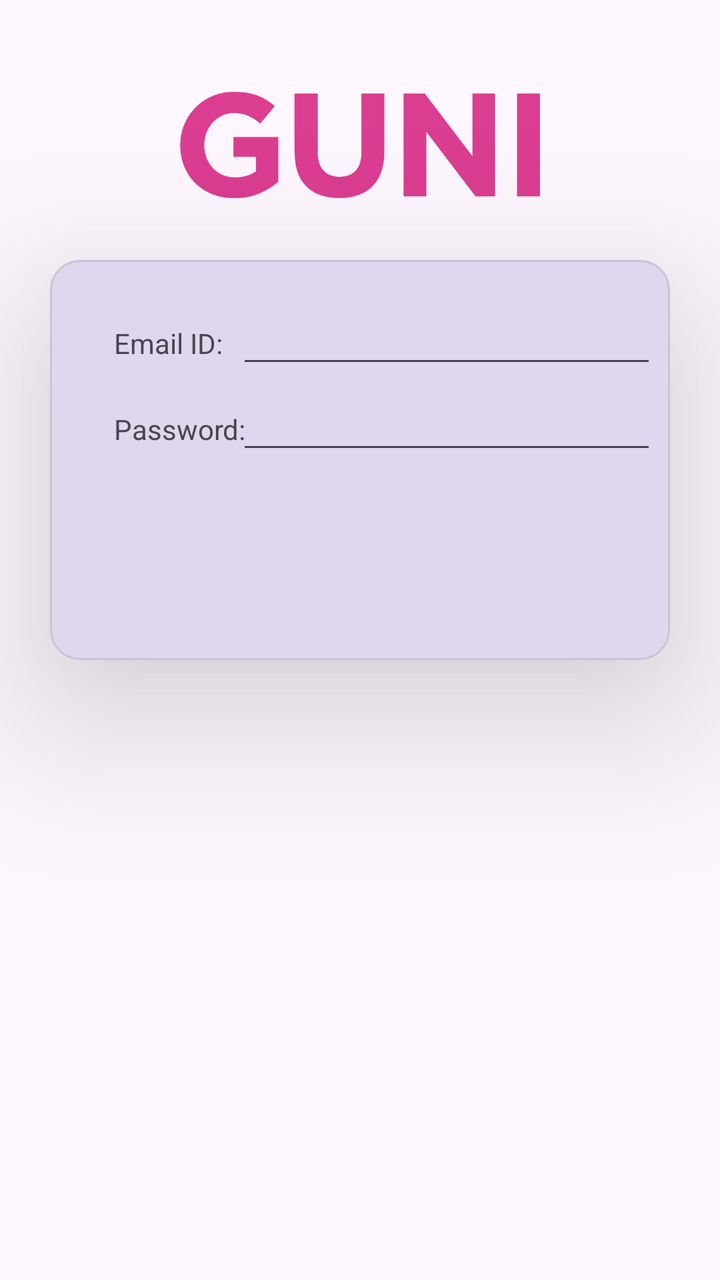
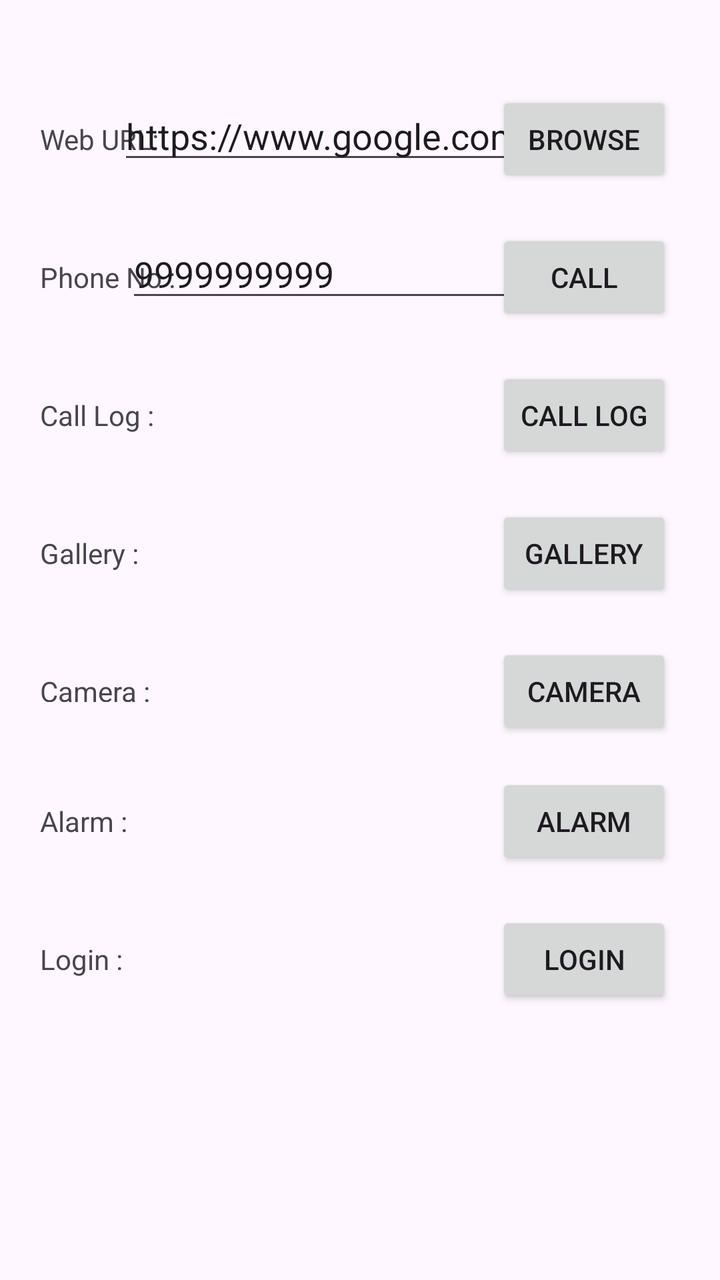

Compare the two renders of this Android layout. The source of the first and the diff that turns it into the second are given below.
<!-- AndroidManifest.xml: application theme Theme._24012011147_Practical3 -->
<!-- res/layout/activity_main.xml -->
<?xml version="1.0" encoding="utf-8"?>
<androidx.constraintlayout.widget.ConstraintLayout xmlns:android="http://schemas.android.com/apk/res/android"
    xmlns:app="http://schemas.android.com/apk/res-auto"
    xmlns:tools="http://schemas.android.com/tools"
    android:id="@+id/main"
    android:layout_width="match_parent"
    android:layout_height="match_parent"
    tools:context=".MainActivity">


    <ImageView
        android:id="@+id/imageView"
        android:layout_width="match_parent"
        android:layout_height="130dp"
        app:layout_constraintTop_toTopOf="parent"
        app:srcCompat="@drawable/guni_pink_logo" />

    <com.google.android.material.card.MaterialCardView
        android:layout_width="match_parent"
        android:layout_height="200dp"
        app:layout_constraintTop_toBottomOf="@id/imageView"
        app:cardElevation="50dp"
        android:layout_marginHorizontal="25dp"
        app:cardCornerRadius="15dp">
        <androidx.constraintlayout.widget.ConstraintLayout
            android:layout_width="match_parent"
            android:layout_height="match_parent">

            <TextView
                android:id="@+id/textView6"
                android:layout_width="wrap_content"
                android:layout_height="wrap_content"
                android:layout_marginStart="32dp"
                android:layout_marginTop="32dp"
                android:text="Email ID:"
                app:layout_constraintStart_toStartOf="parent"
                app:layout_constraintTop_toTopOf="parent" />

            <TextView
                android:id="@+id/textView7"
                android:layout_width="wrap_content"
                android:layout_height="wrap_content"
                android:layout_marginTop="24dp"
                android:text="Password:"
                app:layout_constraintStart_toStartOf="@+id/textView6"
                app:layout_constraintTop_toBottomOf="@+id/textView6" />

            <EditText
                android:id="@+id/editTextTextEmailAddress"
                android:layout_width="wrap_content"
                android:layout_height="wrap_content"
                android:ems="10"
                android:inputType="textEmailAddress"
                app:layout_constraintBaseline_toBaselineOf="@+id/textView6"
                app:layout_constraintEnd_toEndOf="parent"
                app:layout_constraintStart_toEndOf="@+id/textView6" />

            <EditText
                android:id="@+id/editTextTextPassword2"
                android:layout_width="wrap_content"
                android:layout_height="wrap_content"
                android:ems="10"
                android:inputType="textPassword"
                app:layout_constraintBaseline_toBaselineOf="@+id/textView7"
                app:layout_constraintEnd_toEndOf="parent"
                app:layout_constraintHorizontal_bias="0.0"
                app:layout_constraintStart_toStartOf="@+id/editTextTextEmailAddress" />
        </androidx.constraintlayout.widget.ConstraintLayout>
    </com.google.android.material.card.MaterialCardView>
</androidx.constraintlayout.widget.ConstraintLayout>
<!-- resources referenced by this layout -->
<resources>
  <!-- drawable guni_pink_logo: png bitmap (drawable, 16701 bytes) -->
  <style name="Theme._24012011147_Practical3" parent="Base.Theme._24012011147_Practical3" />
  <style name="Base.Theme._24012011147_Practical3" parent="Theme.Material3.DayNight.NoActionBar">
          
          
      </style>
</resources>

<!-- the commit's change to res/layout/activity_main.xml (unified diff, before → after) -->
@@ -7,64 +7,148 @@
     android:layout_height="match_parent"
     tools:context=".MainActivity">
 
+    <TextView
+        android:id="@+id/textView3"
+        android:layout_width="wrap_content"
+        android:layout_height="wrap_content"
+        android:layout_marginStart="20dp"
+        android:layout_marginTop="60dp"
+        android:text="Web URL:"
+        android:textSize="14sp"
+        app:layout_constraintStart_toStartOf="parent"
+        app:layout_constraintTop_toTopOf="parent" />
 
-    <ImageView
-        android:id="@+id/imageView"
-        android:layout_width="match_parent"
-        android:layout_height="130dp"
-        app:layout_constraintTop_toTopOf="parent"
-        app:srcCompat="@drawable/guni_pink_logo" />
+    <EditText
+        android:id="@+id/editTextText3"
+        android:layout_width="wrap_content"
+        android:layout_height="wrap_content"
+        android:ems="10"
+        android:inputType="text"
+        android:text="https://www.google.com"
+        app:layout_constraintBaseline_toBaselineOf="@+id/textView3"
+        app:layout_constraintEnd_toStartOf="@+id/button3"
+        app:layout_constraintStart_toEndOf="@+id/textView3" />
 
-    <com.google.android.material.card.MaterialCardView
-        android:layout_width="match_parent"
-        android:layout_height="200dp"
-        app:layout_constraintTop_toBottomOf="@id/imageView"
-        app:cardElevation="50dp"
-        android:layout_marginHorizontal="25dp"
-        app:cardCornerRadius="15dp">
-        <androidx.constraintlayout.widget.ConstraintLayout
-            android:layout_width="match_parent"
-            android:layout_height="match_parent">
+    <Button
+        android:id="@+id/button3"
+        android:layout_width="wrap_content"
+        android:layout_height="wrap_content"
+        android:layout_marginEnd="24dp"
+        android:text="Browse"
+        app:layout_constraintBaseline_toBaselineOf="@+id/editTextText3"
+        app:layout_constraintEnd_toEndOf="parent" />
 
-            <TextView
-                android:id="@+id/textView6"
-                android:layout_width="wrap_content"
-                android:layout_height="wrap_content"
-                android:layout_marginStart="32dp"
-                android:layout_marginTop="32dp"
-                android:text="Email ID:"
-                app:layout_constraintStart_toStartOf="parent"
-                app:layout_constraintTop_toTopOf="parent" />
+    <TextView
+        android:id="@+id/textView4"
+        android:layout_width="wrap_content"
+        android:layout_height="wrap_content"
+        android:layout_marginTop="50dp"
+        android:text="Phone No :"
+        android:textSize="14sp"
+        app:layout_constraintStart_toStartOf="@+id/textView3"
+        app:layout_constraintTop_toBottomOf="@+id/textView3" />
 
-            <TextView
-                android:id="@+id/textView7"
-                android:layout_width="wrap_content"
-                android:layout_height="wrap_content"
-                android:layout_marginTop="24dp"
-                android:text="Password:"
-                app:layout_constraintStart_toStartOf="@+id/textView6"
-                app:layout_constraintTop_toBottomOf="@+id/textView6" />
+    <EditText
+        android:id="@+id/editTextText4"
+        android:layout_width="wrap_content"
+        android:layout_height="wrap_content"
+        android:ems="10"
+        android:inputType="text"
+        android:text="9999999999"
+        app:layout_constraintBaseline_toBaselineOf="@+id/textView4"
+        app:layout_constraintEnd_toStartOf="@+id/button4"
+        app:layout_constraintStart_toEndOf="@+id/textView4" />
 
-            <EditText
-                android:id="@+id/editTextTextEmailAddress"
-                android:layout_width="wrap_content"
-                android:layout_height="wrap_content"
-                android:ems="10"
-                android:inputType="textEmailAddress"
-                app:layout_constraintBaseline_toBaselineOf="@+id/textView6"
-                app:layout_constraintEnd_toEndOf="parent"
-                app:layout_constraintStart_toEndOf="@+id/textView6" />
+    <Button
+        android:id="@+id/button4"
+        android:layout_width="wrap_content"
+        android:layout_height="wrap_content"
+        android:text="Call"
+        app:layout_constraintBaseline_toBaselineOf="@+id/editTextText4"
+        app:layout_constraintEnd_toEndOf="@+id/button3" />
 
-            <EditText
-                android:id="@+id/editTextTextPassword2"
-                android:layout_width="wrap_content"
-                android:layout_height="wrap_content"
-                android:ems="10"
-                android:inputType="textPassword"
-                app:layout_constraintBaseline_toBaselineOf="@+id/textView7"
-                app:layout_constraintEnd_toEndOf="parent"
-                app:layout_constraintHorizontal_bias="0.0"
-                app:layout_constraintStart_toStartOf="@+id/editTextTextEmailAddress" />
-        </androidx.constraintlayout.widget.ConstraintLayout>
-    </com.google.android.material.card.MaterialCardView>
+    <TextView
+        android:id="@+id/textView5"
+        android:layout_width="wrap_content"
+        android:layout_height="wrap_content"
+        android:layout_marginTop="50dp"
+        android:text="Call Log :"
+        app:layout_constraintStart_toStartOf="@+id/textView4"
+        app:layout_constraintTop_toBottomOf="@+id/textView4" />
+
+    <Button
+        android:id="@+id/button5"
+        android:layout_width="wrap_content"
+        android:layout_height="wrap_content"
+        android:text="Call Log"
+        app:layout_constraintBaseline_toBaselineOf="@+id/textView5"
+        app:layout_constraintEnd_toEndOf="@+id/button4" />
+
+    <TextView
+        android:id="@+id/textView6"
+        android:layout_width="wrap_content"
+        android:layout_height="wrap_content"
+        android:layout_marginTop="50dp"
+        android:text="Gallery :"
+        app:layout_constraintStart_toStartOf="@+id/textView5"
+        app:layout_constraintTop_toBottomOf="@+id/textView5" />
+
+    <Button
+        android:id="@+id/button6"
+        android:layout_width="wrap_content"
+        android:layout_height="wrap_content"
+        android:text="Gallery"
+        app:layout_constraintBaseline_toBaselineOf="@+id/textView6"
+        app:layout_constraintEnd_toEndOf="@+id/button5" />
+
+    <TextView
+        android:id="@+id/textView7"
+        android:layout_width="56dp"
+        android:layout_height="15dp"
+        android:layout_marginTop="50dp"
+        android:text="Camera :"
+        app:layout_constraintStart_toStartOf="@+id/textView6"
+        app:layout_constraintTop_toBottomOf="@+id/textView6" />
+
+    <Button
+        android:id="@+id/button7"
+        android:layout_width="wrap_content"
+        android:layout_height="wrap_content"
+        android:text="Camera"
+        app:layout_constraintBaseline_toBaselineOf="@+id/textView7"
+        app:layout_constraintEnd_toEndOf="@+id/button6" />
+
+    <TextView
+        android:id="@+id/textView8"
+        android:layout_width="wrap_content"
+        android:layout_height="wrap_content"
+        android:layout_marginTop="50dp"
+        android:text="Alarm :"
+        app:layout_constraintStart_toStartOf="@+id/textView7"
+        app:layout_constraintTop_toBottomOf="@+id/textView7" />
+
+    <Button
+        android:id="@+id/button"
+        android:layout_width="wrap_content"
+        android:layout_height="wrap_content"
+        android:text="Alarm"
+        app:layout_constraintBaseline_toBaselineOf="@+id/textView8"
+        app:layout_constraintEnd_toEndOf="@+id/button7" />
+
+    <TextView
+        android:id="@+id/textView"
+        android:layout_width="wrap_content"
+        android:layout_height="wrap_content"
+        android:layout_marginTop="50dp"
+        android:text="Login :"
+        app:layout_constraintStart_toStartOf="@+id/textView8"
+        app:layout_constraintTop_toBottomOf="@+id/textView8" />
+
+    <Button
+        android:id="@+id/button2"
+        android:layout_width="wrap_content"
+        android:layout_height="wrap_content"
+        android:text="Login"
+        app:layout_constraintBaseline_toBaselineOf="@+id/textView"
+        app:layout_constraintEnd_toEndOf="@+id/button" />
 </androidx.constraintlayout.widget.ConstraintLayout>
<!-- resource entries referenced after the edit -->
@@ -1,6 +1,5 @@
 <!-- resources referenced by this layout -->
 <resources>
-  <!-- drawable guni_pink_logo: png bitmap (drawable, 16701 bytes) -->
   <style name="Theme._24012011147_Practical3" parent="Base.Theme._24012011147_Practical3" />
   <style name="Base.Theme._24012011147_Practical3" parent="Theme.Material3.DayNight.NoActionBar">
           
